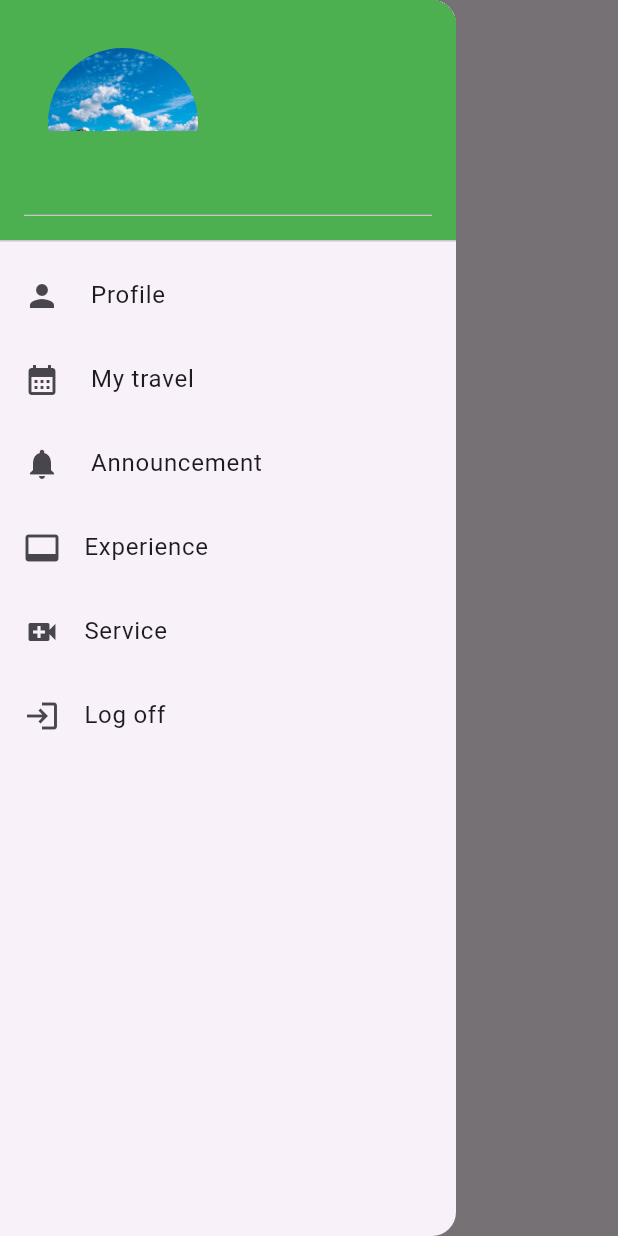
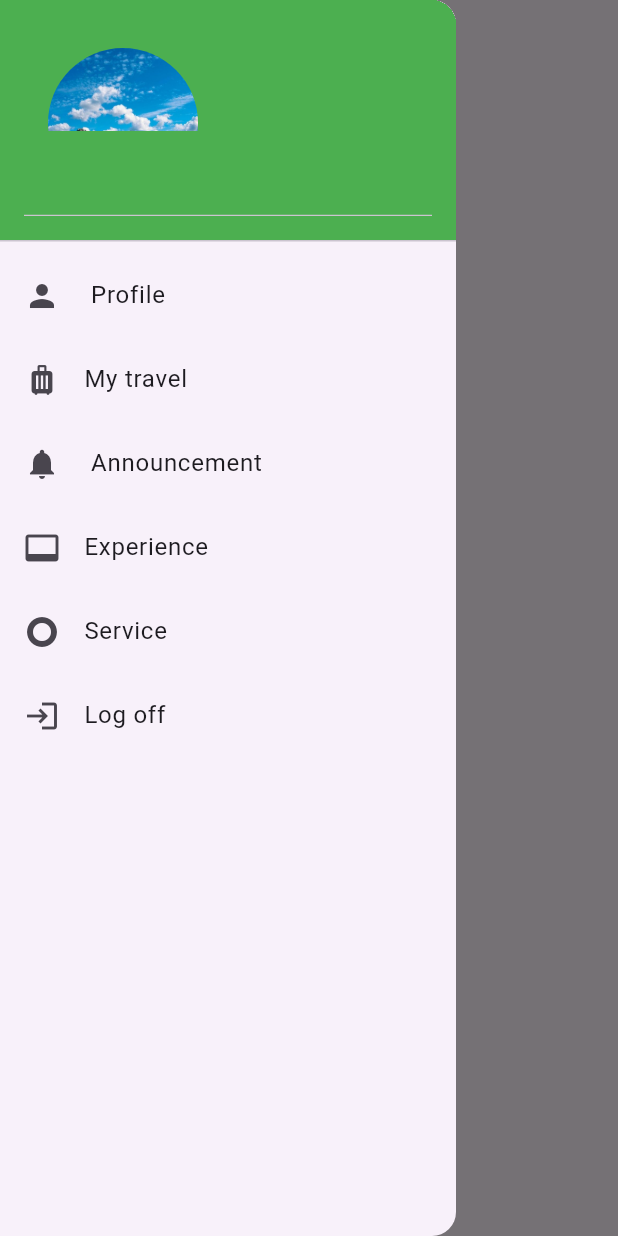
Before and after one commit to tranMinhTien2k3/Mobile_App_Travel_Community, a Flutter app: the Home_Page screen opened by its route, with the side drawer open, on a phone screen of 412 x 824 dp. Run offline on Flutter 3.47's test engine with Material 3 defaults, Android fonts, the phone set to English and light mode, and no system bars; our stand-ins replace animated_text_kit, carousel_slider, cloud_firestore, dartz, dio, firebase_auth and 14 more; missing offline and left inert: flutter_facebook_auth; accounts and stored records are empty; network calls fail.

Commit message:
change drawer

```diff
--- a/lib/Components/drawer_home.dart
+++ b/lib/Components/drawer_home.dart
@@ -31,11 +31,13 @@ class DrawerHome extends StatelessWidget {
           ListTile(
             leading: const Icon(Icons.person),
             title: const Text(' Profile '),
-            onTap: () {},
+            onTap: () {
+              Navigator.pushNamed(context, '/profile');
+            },
           ),
           ListTile(
-            leading: const Icon(Icons.calendar_month),
-            title: const Text(' My travel '),
+            leading: const Icon(Icons.luggage),
+            title: const Text('My travel'),
             onTap: () {},
           ),
           ListTile(
@@ -49,7 +51,7 @@ class DrawerHome extends StatelessWidget {
             onTap: () {},
           ),
           ListTile(
-            leading: const Icon(Icons.video_call),
+            leading: const Icon(Icons.trip_origin),
             title: const Text('Service'),
             onTap: () {},
           ),
```
